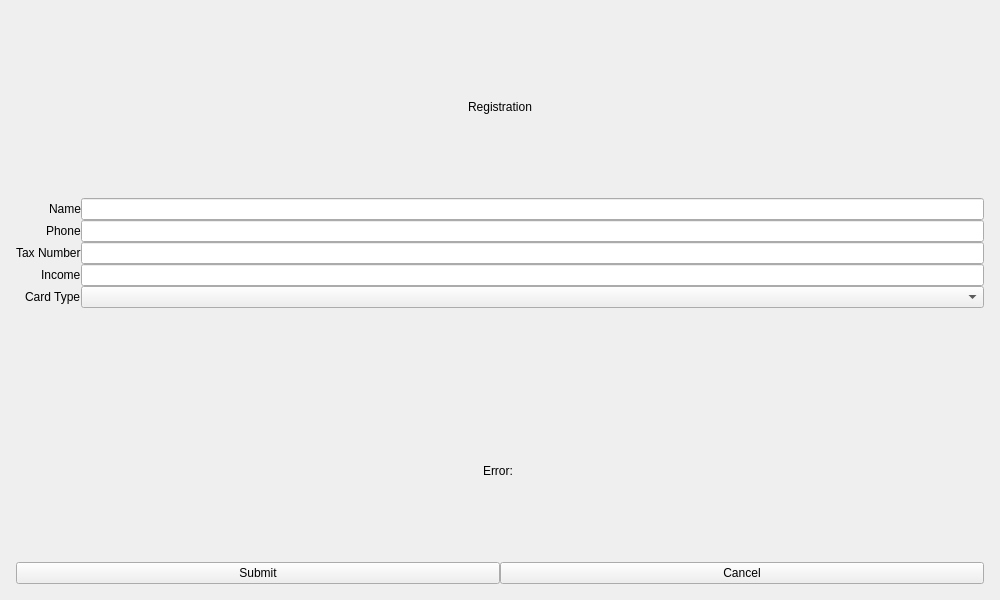
First picture: the form in views/registration/registrationwindow.ui, repository IronTony-Stark/ATM, before the edit.
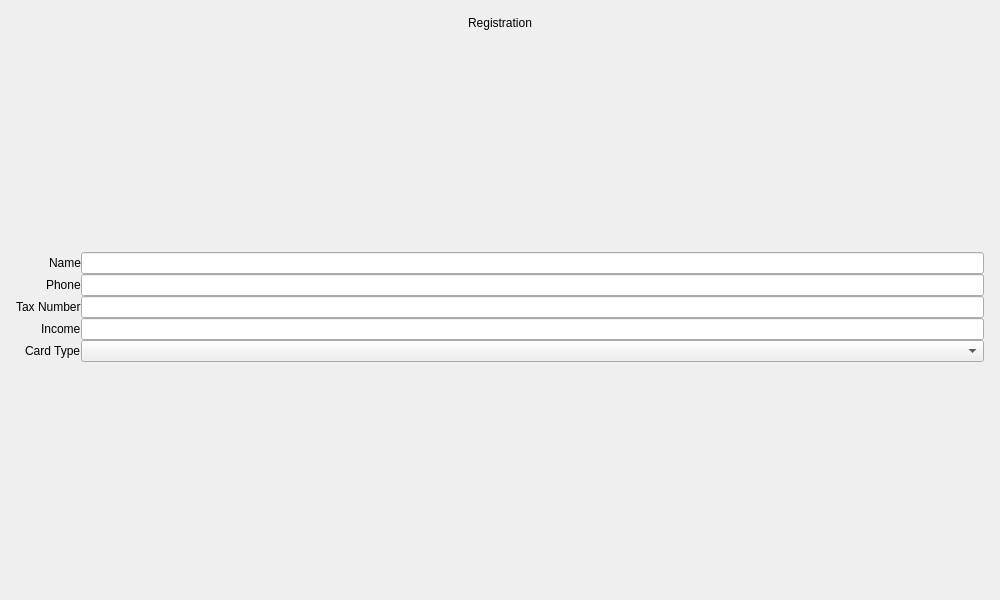
Second picture: the form after the edit.

Commit message: Start and Registration Windows Controller

```diff
--- a/views/registration/registrationwindow.ui
+++ b/views/registration/registrationwindow.ui
@@ -49,6 +49,12 @@
          </property>
          <item alignment="Qt::AlignHCenter">
           <widget class="QLabel" name="labelTitle">
+           <property name="sizePolicy">
+            <sizepolicy hsizetype="Fixed" vsizetype="Fixed">
+             <horstretch>0</horstretch>
+             <verstretch>0</verstretch>
+            </sizepolicy>
+           </property>
            <property name="text">
             <string>Registration</string>
            </property>
@@ -59,6 +65,9 @@
            <property name="labelAlignment">
             <set>Qt::AlignRight|Qt::AlignTrailing|Qt::AlignVCenter</set>
            </property>
+           <property name="formAlignment">
+            <set>Qt::AlignCenter</set>
+           </property>
            <item row="0" column="0">
             <widget class="QLabel" name="labelName">
              <property name="text">
@@ -111,31 +120,6 @@
            </item>
           </layout>
          </item>
-         <item alignment="Qt::AlignHCenter">
-          <widget class="QLabel" name="labelError">
-           <property name="text">
-            <string>Error: </string>
-           </property>
-          </widget>
-         </item>
-         <item>
-          <layout class="QHBoxLayout" name="horizontalLayout">
-           <item>
-            <widget class="QPushButton" name="btnSubmit">
-             <property name="text">
-              <string>Submit</string>
-             </property>
-            </widget>
-           </item>
-           <item>
-            <widget class="QPushButton" name="btnCancel">
-             <property name="text">
-              <string>Cancel</string>
-             </property>
-            </widget>
-           </item>
-          </layout>
-         </item>
         </layout>
        </item>
       </layout>
```
The commit also changes 5 other files.
